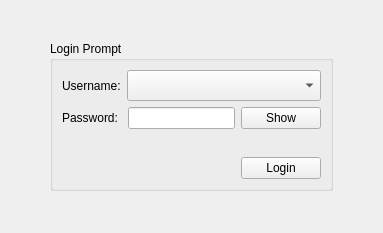
Old version of the form ui_files/login_prompt.ui in the repository sanath111/rbhus_clone.
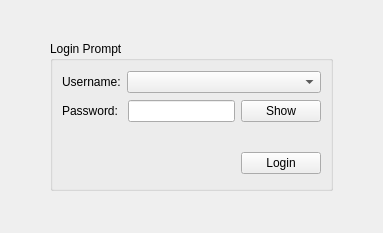
New version of the form.

Diff of the .ui file:
```diff
--- a/ui_files/login_prompt.ui
+++ b/ui_files/login_prompt.ui
@@ -83,7 +83,7 @@
             <enum>Qt::StrongFocus</enum>
            </property>
            <property name="sizePolicy">
-           <sizepolicy hsizetype="MinimumExpanding" vsizetype="Preferred">
+           <sizepolicy hsizetype="MinimumExpanding" vsizetype="Fixed">
             <horstretch>0</horstretch>
             <verstretch>0</verstretch>
            </sizepolicy>
```
